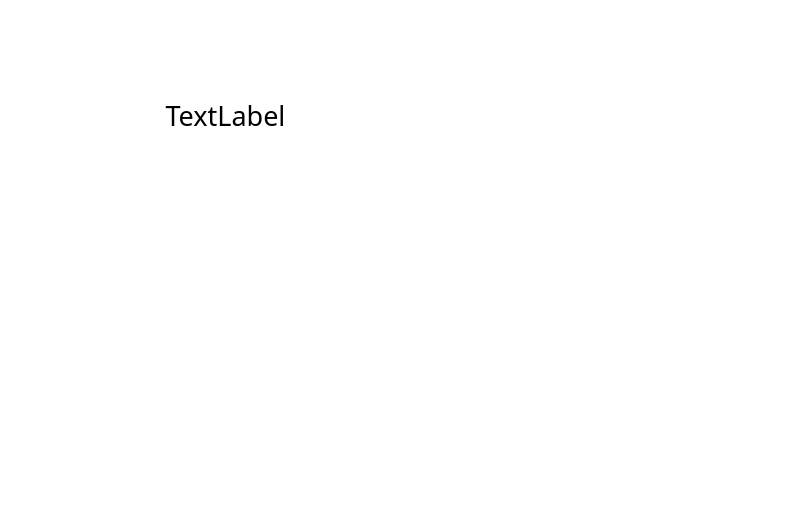
First picture: the form in src/taebo.ui, repository eattato/taebo-virus, before the edit.
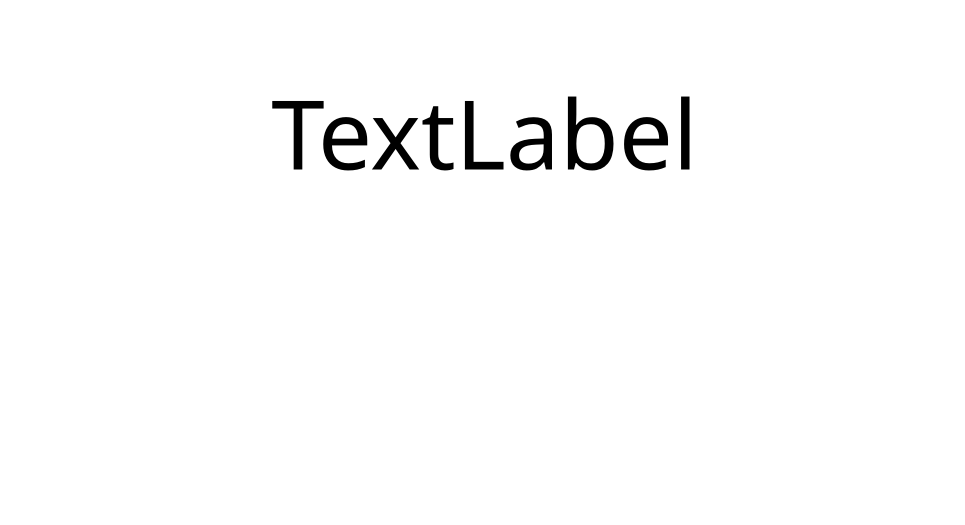
Second picture: the form after the edit.

Patch:
```diff
--- a/src/taebo.ui
+++ b/src/taebo.ui
@@ -6,8 +6,8 @@
    <rect>
     <x>0</x>
     <y>0</y>
-    <width>806</width>
-    <height>524</height>
+    <width>965</width>
+    <height>525</height>
    </rect>
   </property>
   <property name="windowTitle">
@@ -21,33 +21,16 @@
     <rect>
      <x>0</x>
      <y>0</y>
-     <width>451</width>
-     <height>231</height>
+     <width>969</width>
+     <height>265</height>
     </rect>
    </property>
-   <property name="sizePolicy">
-    <sizepolicy hsizetype="Preferred" vsizetype="Preferred">
-     <horstretch>0</horstretch>
-     <verstretch>0</verstretch>
-    </sizepolicy>
-   </property>
-   <property name="maximumSize">
-    <size>
-     <width>16777215</width>
-     <height>16777215</height>
-    </size>
-   </property>
    <property name="font">
     <font>
      <family>Galmuri9</family>
-     <pointsize>20</pointsize>
+     <pointsize>72</pointsize>
     </font>
    </property>
-   <property name="styleSheet">
-    <string notr="true">color: black;
-width: 100%;
-height: 100%;</string>
-   </property>
    <property name="text">
     <string>TextLabel</string>
    </property>
```
